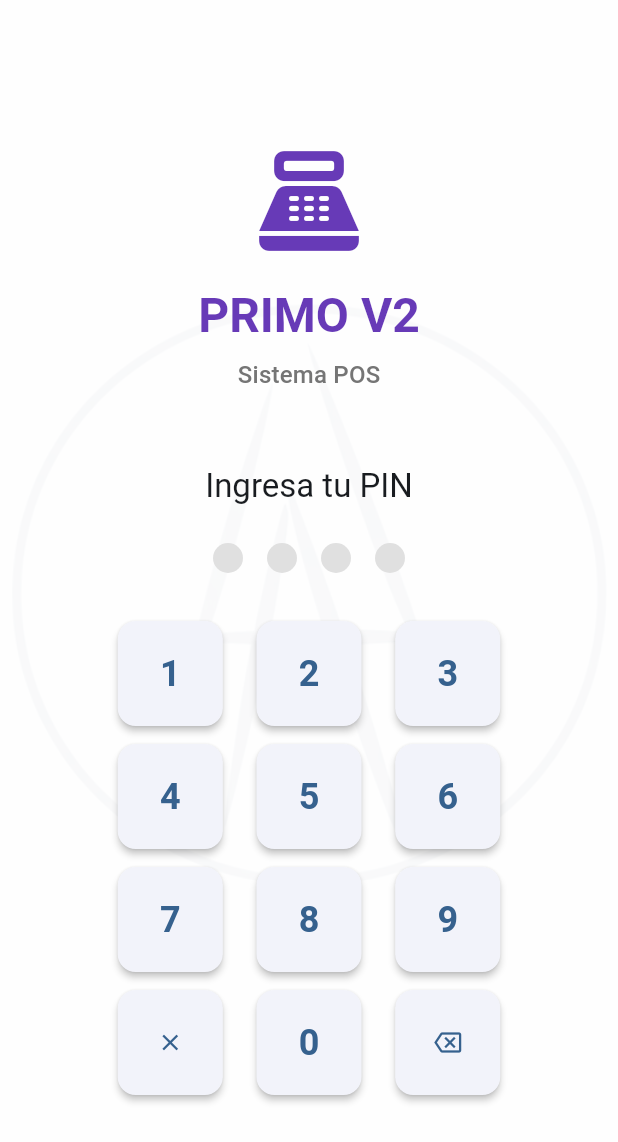
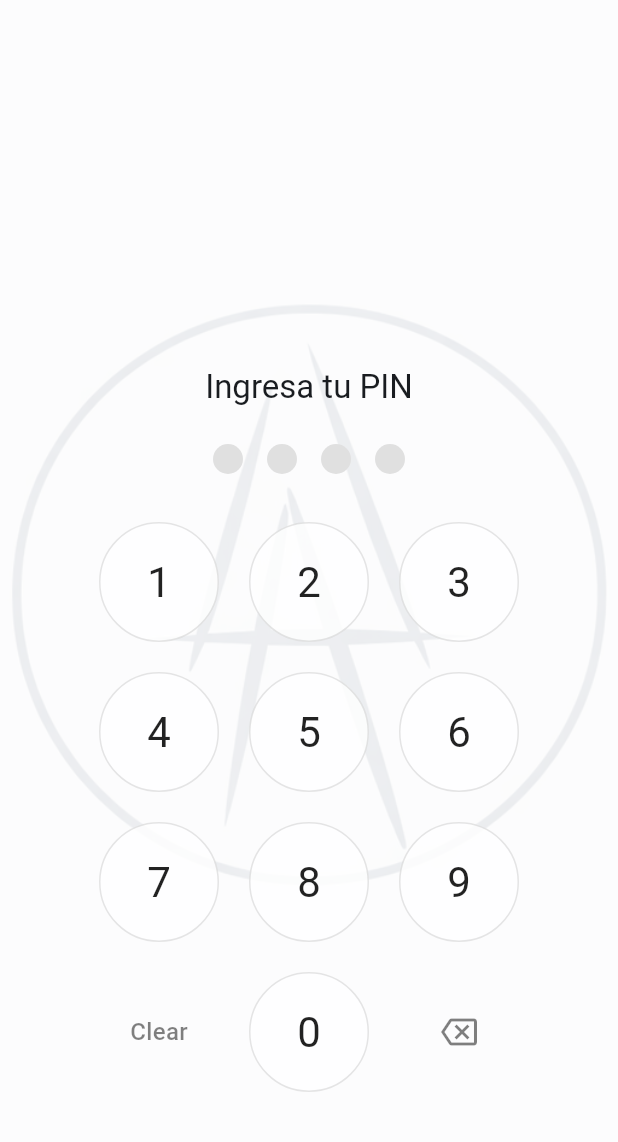
Before and after one commit to uastasiforbusiness/primo_v2_clean, a Flutter app: the screen it shows after launch, on a phone screen of 412 x 824 dp. Shown: the top 1142 px of the screen. Run offline on Flutter 3.47's test engine with Material 3 defaults, Android fonts, the phone set to English and light mode, and no system bars; our stand-ins replace dartz, drift, equatable, flutter_bloc, get_it, go_router and 1 more; accounts and stored records are empty; generated files the repository leaves out were written again.

Commit message:
ui: rediseñar teclado numérico, mejorar visibilidad de logo y adaptar página de empleados

```diff
--- a/lib/core/presentation/widgets/app_background.dart
+++ b/lib/core/presentation/widgets/app_background.dart
@@ -11,7 +11,7 @@ class AppBackground extends StatelessWidget {
     super.key,
     this.child,
     this.imagePath = 'assets/images/background.png',
-    this.opacity = 0.1, // Opacidad baja para que no distraiga del contenido
+    this.opacity = 0.3, // Aumentado para que sea más visible como pidió el usuario
   });
 
   @override
--- a/lib/features/auth/presentation/pages/login_page.dart
+++ b/lib/features/auth/presentation/pages/login_page.dart
@@ -105,26 +105,7 @@ class _LoginPageState extends State<LoginPage> {
                       child: Column(
                         mainAxisAlignment: MainAxisAlignment.center,
                         children: [
-                          const Icon(
-                            Icons.point_of_sale_rounded,
-                            size: 80,
-                            color: Colors.deepPurple,
-                          ),
-                          const SizedBox(height: 16),
-                          Text(
-                            'PRIMO V2',
-                            style: Theme.of(context).textTheme.headlineLarge?.copyWith(
-                                  fontWeight: FontWeight.bold,
-                                  color: Colors.deepPurple,
-                                ),
-                          ),
-                          const SizedBox(height: 8),
-                          Text(
-                            'Sistema POS',
-                            style: Theme.of(context).textTheme.titleMedium?.copyWith(
-                                  color: Colors.grey[600],
-                                ),
-                          ),
+                          const SizedBox(height: 100), // Espacio para que el logo de fondo se vea arriba
                           const SizedBox(height: 48),
                           if (_isLocked)
                             Column(
--- a/lib/features/auth/presentation/widgets/numpad_widget.dart
+++ b/lib/features/auth/presentation/widgets/numpad_widget.dart
@@ -15,31 +15,25 @@ class NumpadWidget extends StatelessWidget {
   @override
   Widget build(BuildContext context) {
     return Container(
-      constraints: const BoxConstraints(maxWidth: 300),
+      constraints: const BoxConstraints(maxWidth: 320),
       child: Column(
         children: [
           _buildRow(['1', '2', '3']),
-          const SizedBox(height: 12),
+          const SizedBox(height: 20),
           _buildRow(['4', '5', '6']),
-          const SizedBox(height: 12),
+          const SizedBox(height: 20),
           _buildRow(['7', '8', '9']),
-          const SizedBox(height: 12),
+          const SizedBox(height: 20),
           Row(
             mainAxisAlignment: MainAxisAlignment.spaceEvenly,
             children: [
-              _buildButton(
-                child: const Icon(Icons.clear),
+              _buildActionButton(
+                label: 'Clear',
                 onPressed: onClearPressed,
               ),
-              _buildButton(
-                child: const Text(
-                  '0',
-                  style: TextStyle(fontSize: 24, fontWeight: FontWeight.bold),
-                ),
-                onPressed: () => onNumberPressed('0'),
-              ),
-              _buildButton(
-                child: const Icon(Icons.backspace_outlined),
+              _buildNumberButton('0'),
+              _buildActionButton(
+                icon: Icons.backspace_outlined,
                 onPressed: onBackspacePressed,
               ),
             ],
@@ -52,39 +46,63 @@ class NumpadWidget extends StatelessWidget {
   Widget _buildRow(List<String> numbers) {
     return Row(
       mainAxisAlignment: MainAxisAlignment.spaceEvenly,
-      children: numbers
-          .map(
-            (number) => _buildButton(
+      children: numbers.map((number) => _buildNumberButton(number)).toList(),
+    );
+  }
+
+  Widget _buildNumberButton(String number) {
+    return Container(
+      width: 80,
+      height: 80,
+      decoration: BoxDecoration(
+        shape: BoxShape.circle,
+        border: Border.all(color: Colors.black.withOpacity(0.1), width: 1),
+        color: Colors.white.withOpacity(0.8),
+      ),
+      child: InkWell(
+        onTap: () => onNumberPressed(number),
+        customBorder: const CircleBorder(),
+        child: Center(
           child: Text(
             number,
             style: const TextStyle(
-                  fontSize: 24,
-                  fontWeight: FontWeight.bold,
+              fontSize: 28,
+              fontWeight: FontWeight.w400,
+              color: Colors.black87,
             ),
           ),
-              onPressed: () => onNumberPressed(number),
         ),
-          )
-          .toList(),
+      ),
     );
   }
 
-  Widget _buildButton({
-    required Widget child,
+  Widget _buildActionButton({
+    String? label,
+    IconData? icon,
     required VoidCallback onPressed,
   }) {
     return SizedBox(
-      width: 70,
-      height: 70,
-      child: ElevatedButton(
-        onPressed: onPressed,
-        style: ElevatedButton.styleFrom(
-          shape: RoundedRectangleBorder(
-            borderRadius: BorderRadius.circular(12),
+      width: 80,
+      height: 80,
+      child: InkWell(
+        onTap: onPressed,
+        customBorder: const CircleBorder(),
+        child: Center(
+          child: label != null
+              ? Text(
+                  label,
+                  style: TextStyle(
+                    fontSize: 16,
+                    color: Colors.black.withOpacity(0.5),
+                    fontWeight: FontWeight.w500,
                   ),
-          elevation: 2,
+                )
+              : Icon(
+                  icon,
+                  color: Colors.black.withOpacity(0.5),
+                  size: 24,
                 ),
-        child: child,
+        ),
       ),
     );
   }
```
Also changed, not shown: lib/features/employees/presentation/pages/employees_page.dart (+151 -54 lines). Lines whose indentation alone changed are shown as unchanged.
